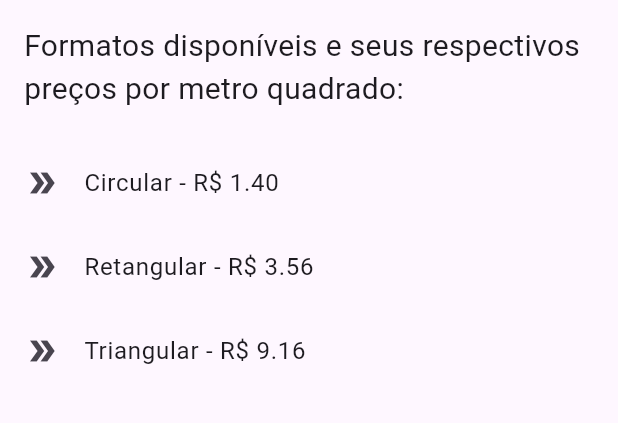
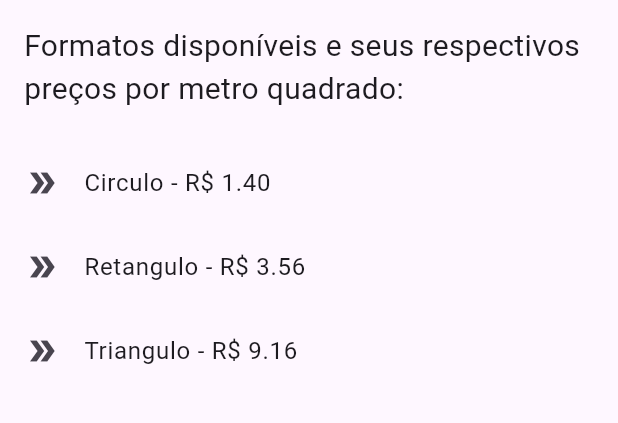
Before and after one commit to eduardonslv7/desafioaladdin, a Flutter app: the TelaSelecaoForma screen opened directly, on a phone screen of 412 x 824 dp, the part 84-507 px from its top. Run offline on Flutter 3.47's test engine with Material 3 defaults, Android fonts, the phone set to English and light mode, and no system bars.

Commit message:
adicionado lógica de valor

```diff
--- a/lib/main.dart
+++ b/lib/main.dart
@@ -25,29 +25,7 @@ class TipoTapete {
 
 
 final List<TipoTapete> tiposTapete = [
-  TipoTapete('Circular', 1.4),
-  TipoTapete('Retangular', 3.56),
-  TipoTapete('Triangular', 9.16),
+  TipoTapete('Circulo', 1.4),
+  TipoTapete('Retangulo', 3.56),
+  TipoTapete('Triangulo', 9.16),
 ];
-
-
-
-
-
-
-enum Shape { CIRCULO, TRIANGULO, RETANGULO }
-
-class CalculadoraArea {
-  double getAreaFromShape(Shape shape, double side1, double? side2) {
-    switch (shape) {
-      case Shape.CIRCULO:
-        return pow(side1 / 2, 2) * pi;
-      case Shape.TRIANGULO:
-        return (side1 * (side2 ?? 0)) / 2;
-      case Shape.RETANGULO:
-        return side1 * (side2 ?? 0);
-      default:
-        return 0;
-    }
-  }
-}
--- a/lib/telas/tela_insercao_dimen.dart
+++ b/lib/telas/tela_insercao_dimen.dart
@@ -1,4 +1,5 @@
 import 'package:flutter/material.dart';
+import 'package:projeto_aladdin/calculate/shape_calculate.dart';
 import 'package:projeto_aladdin/main.dart';
 import 'package:projeto_aladdin/telas/tela_orcamento.dart';
 
@@ -77,7 +78,7 @@ class _TelaInsercaoDimensoesState extends State<TelaInsercaoDimensoes> {
                   if (_formKey.currentState!.validate()) {
                     double largura = double.parse(_larguraController.text);
                     double comprimento = double.parse(_comprimentoController.text);
-                    double area = largura * comprimento;
+                    double area = CalculadoraArea().getAreaFromShape(widget.tipoTapete.formato, largura, comprimento);
                     double valor = area * widget.tipoTapete.valorM2;
                     Navigator.push(
                       context,
```
Also changed, not shown: lib/calculate/shape_calculate.dart (added, +23 -0 lines).
